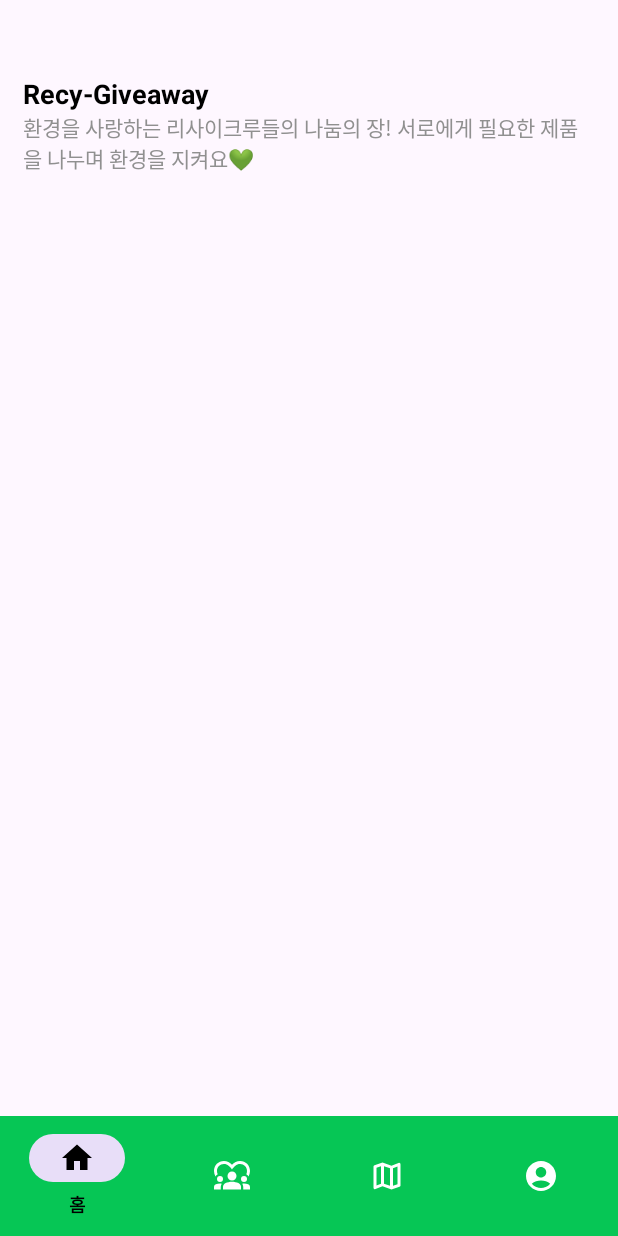
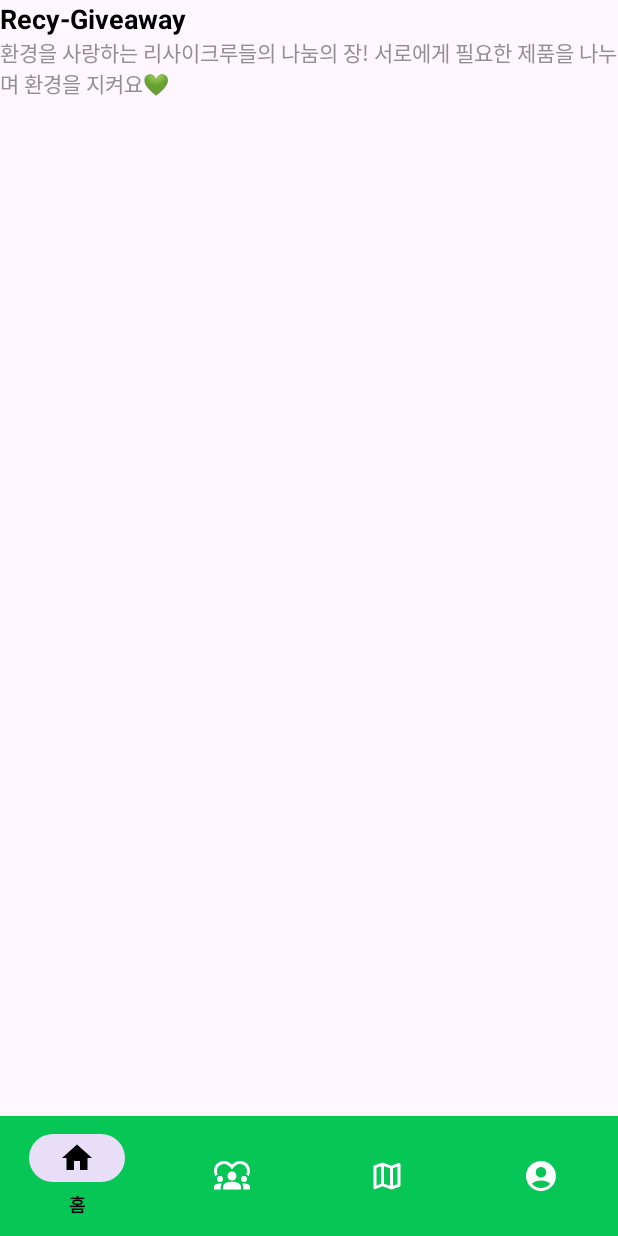
Before and after one commit to JHEEEEEEE/Eaty, an Android app: the fragment GiveAwayFragment placed in its activity, on a phone screen of 412 x 824 dp. Run offline under Robolectric (Android 15) with nearby library versions, the phone set to English and light mode, and no system bars; our stand-ins replace Dagger/Hilt's generated code, navigation-ui.

Commit message:
fix mypage navigation problems, update padding logic to styles.xml

```diff
--- a/feature/src/main/java/com/effort/feature/map/MapFragment.kt
+++ b/feature/src/main/java/com/effort/feature/map/MapFragment.kt
@@ -41,7 +41,10 @@
     }
 
     override fun initView() {
-
+        val applyPadding = arguments?.getBoolean("applyPadding") ?: true
+        if (!applyPadding) {
+            view?.setPadding(0, 0, 0, 0) // 패딩 제거
+        }
     }
 
 
--- a/feature/src/main/res/layout/activity_main.xml
+++ b/feature/src/main/res/layout/activity_main.xml
@@ -10,9 +10,6 @@
         android:name="androidx.navigation.fragment.NavHostFragment"
         android:layout_width="match_parent"
         android:layout_height="0dp"
-        android:paddingTop="50dp"
-        android:paddingStart="15dp"
-        android:paddingEnd="15dp"
         app:defaultNavHost="true"
         app:layout_constraintBottom_toTopOf="@id/bottom_nav"
         app:layout_constraintEnd_toEndOf="parent"
--- a/feature/src/main/res/layout/fragment_editprofile.xml
+++ b/feature/src/main/res/layout/fragment_editprofile.xml
@@ -1,6 +1,7 @@
 <?xml version="1.0" encoding="utf-8"?>
 <androidx.constraintlayout.widget.ConstraintLayout xmlns:android="http://schemas.android.com/apk/res/android"
     xmlns:app="http://schemas.android.com/apk/res-auto"
+    style="@style/FragmentPaddingStyle"
     android:layout_width="match_parent"
     android:layout_height="match_parent">
 
--- a/feature/src/main/res/layout/fragment_faq.xml
+++ b/feature/src/main/res/layout/fragment_faq.xml
@@ -1,6 +1,7 @@
 <?xml version="1.0" encoding="utf-8"?>
 <androidx.constraintlayout.widget.ConstraintLayout xmlns:android="http://schemas.android.com/apk/res/android"
     xmlns:app="http://schemas.android.com/apk/res-auto"
+    style="@style/FragmentPaddingStyle"
     android:layout_width="match_parent"
     android:layout_height="match_parent">
 
@@ -22,9 +23,8 @@
         app:layout_constraintBottom_toBottomOf="parent"
         app:layout_constraintEnd_toEndOf="parent"
         app:layout_constraintStart_toStartOf="parent"
-    app:layout_constraintTop_toBottomOf="@id/faq_logo"/>
+        app:layout_constraintTop_toBottomOf="@id/faq_logo" />
 
-    <include
-        layout="@layout/progress_indicator"/>
+    <include layout="@layout/progress_indicator" />
 
 </androidx.constraintlayout.widget.ConstraintLayout>
--- a/feature/src/main/res/layout/fragment_giveaway.xml
+++ b/feature/src/main/res/layout/fragment_giveaway.xml
@@ -1,8 +1,6 @@
 <?xml version="1.0" encoding="utf-8"?>
 <androidx.constraintlayout.widget.ConstraintLayout xmlns:android="http://schemas.android.com/apk/res/android"
     xmlns:app="http://schemas.android.com/apk/res-auto"
-    xmlns:tools="http://schemas.android.com/tools"
-    android:id="@+id/fragment_event"
     android:layout_width="match_parent"
     android:layout_height="match_parent">
 
@@ -42,5 +40,4 @@
         app:layout_constraintTop_toBottomOf="@+id/subtitleTextView" />
 
 
-
 </androidx.constraintlayout.widget.ConstraintLayout>
--- a/feature/src/main/res/layout/fragment_home.xml
+++ b/feature/src/main/res/layout/fragment_home.xml
@@ -1,5 +1,6 @@
 <androidx.constraintlayout.widget.ConstraintLayout xmlns:android="http://schemas.android.com/apk/res/android"
     xmlns:app="http://schemas.android.com/apk/res-auto"
+    style="@style/FragmentPaddingStyle"
     android:layout_width="match_parent"
     android:layout_height="match_parent">
 
--- a/feature/src/main/res/layout/fragment_meetup.xml
+++ b/feature/src/main/res/layout/fragment_meetup.xml
@@ -1,8 +1,6 @@
 <?xml version="1.0" encoding="utf-8"?>
 <androidx.constraintlayout.widget.ConstraintLayout xmlns:android="http://schemas.android.com/apk/res/android"
     xmlns:app="http://schemas.android.com/apk/res-auto"
-    xmlns:tools="http://schemas.android.com/tools"
-    android:id="@+id/fragment_event"
     android:layout_width="match_parent"
     android:layout_height="match_parent">
 
--- a/feature/src/main/res/layout/fragment_mypage.xml
+++ b/feature/src/main/res/layout/fragment_mypage.xml
@@ -1,6 +1,7 @@
 <?xml version="1.0" encoding="utf-8"?>
 <androidx.constraintlayout.widget.ConstraintLayout xmlns:android="http://schemas.android.com/apk/res/android"
     xmlns:app="http://schemas.android.com/apk/res-auto"
+    style="@style/FragmentPaddingStyle"
     android:layout_width="match_parent"
     android:layout_height="match_parent">
 
--- a/feature/src/main/res/layout/fragment_notice.xml
+++ b/feature/src/main/res/layout/fragment_notice.xml
@@ -1,6 +1,7 @@
 <?xml version="1.0" encoding="utf-8"?>
 <androidx.constraintlayout.widget.ConstraintLayout xmlns:android="http://schemas.android.com/apk/res/android"
     xmlns:app="http://schemas.android.com/apk/res-auto"
+    style="@style/FragmentPaddingStyle"
     android:layout_width="match_parent"
     android:layout_height="match_parent">
 
--- a/feature/src/main/res/layout/fragment_question.xml
+++ b/feature/src/main/res/layout/fragment_question.xml
@@ -1,8 +1,6 @@
 <?xml version="1.0" encoding="utf-8"?>
 <androidx.constraintlayout.widget.ConstraintLayout xmlns:android="http://schemas.android.com/apk/res/android"
     xmlns:app="http://schemas.android.com/apk/res-auto"
-    xmlns:tools="http://schemas.android.com/tools"
-    android:id="@+id/fragment_event"
     android:layout_width="match_parent"
     android:layout_height="match_parent">
 
--- a/feature/src/main/res/navigation/navigation_graph.xml
+++ b/feature/src/main/res/navigation/navigation_graph.xml
@@ -31,7 +31,12 @@
         android:id="@+id/map_fragment"
         android:name="com.effort.feature.map.MapFragment"
         android:label="MapFragment"
-        tools:layout="@layout/fragment_map" />
+        tools:layout="@layout/fragment_map">
+
+        <argument
+            android:name="applyPadding"
+            android:defaultValue="false" />
+    </fragment>
 
 
     <fragment
@@ -41,7 +46,9 @@
         tools:layout="@layout/fragment_mypage">
         <action
             android:id="@+id/action_myPageFragment_to_editProfileFragment"
-            app:destination="@id/editProfile_fragment" />
+            app:destination="@id/editProfile_fragment"
+            app:popUpTo="@id/myPage_fragment"
+            app:popUpToInclusive="false" />
         <action
             android:id="@+id/action_myPageFragment_to_noticeFragment"
             app:destination="@id/notice_fragment" />
```
Also changed, not shown: feature/src/main/java/com/effort/feature/mypage/MyPageFragment.kt (+12 -14 lines), feature/src/main/res/layout/fragment_community.xml (+5 -6 lines), feature/src/main/res/layout/fragment_map.xml (+0 -9 lines), feature/src/main/res/values/styles.xml (+9 -0 lines). Lines whose indentation alone changed are shown as unchanged.
